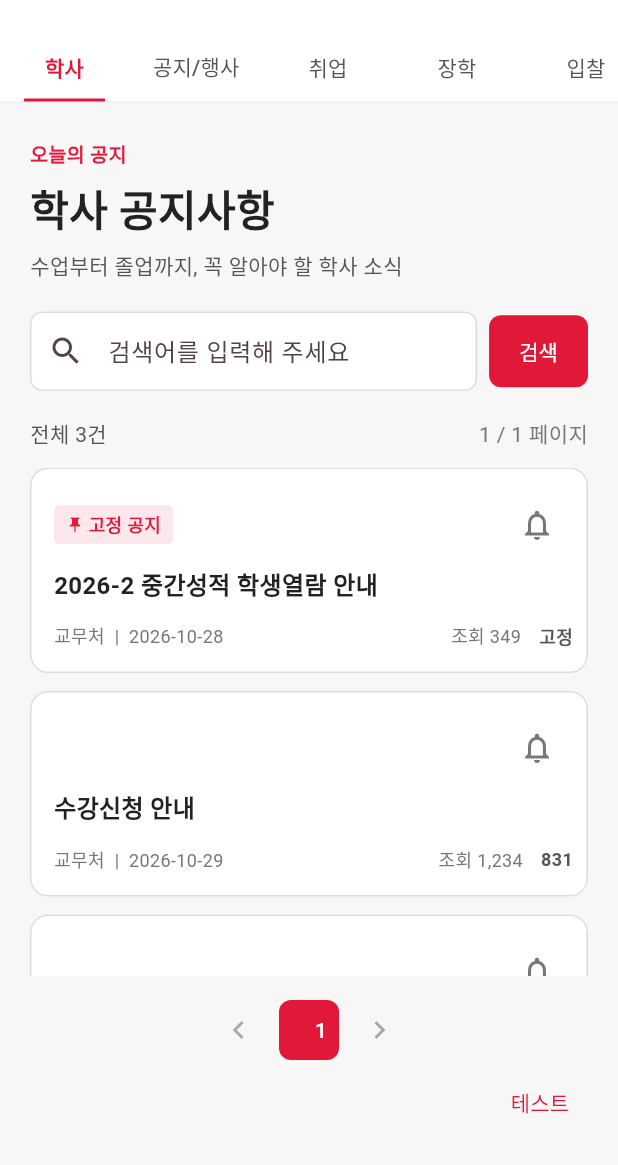
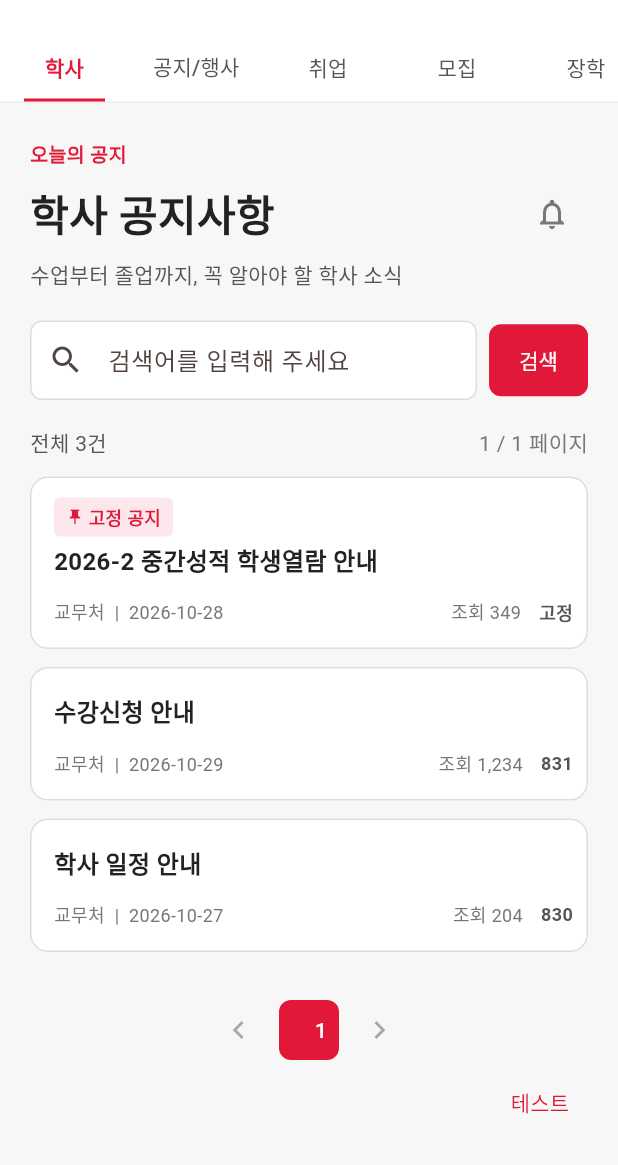
Before and after one commit to BackSong001/dsu-notifier, a Flutter app: the screen it shows after launch, on a phone screen of 412 x 824 dp, the part 71-1236 px from its top. Run offline on Flutter 3.47's test engine with Material 3 defaults, Android fonts, the phone set to English and light mode, and no system bars; our stand-ins replace firebase_core, firebase_messaging; accounts and stored records are empty.

Commit message:
fix: move board alarms beside notice heading

```diff
--- a/frontend/lib/main.dart
+++ b/frontend/lib/main.dart
@@ -17,6 +17,7 @@ const _boards = <({String code, String label})>[
   (code: 'MN2000194', label: '학사'),
   (code: 'MN2000191', label: '공지/행사'),
   (code: 'job_plus', label: '취업'),
+  (code: 'MN2000197', label: '모집'),
   (code: 'MN2000195', label: '장학'),
   (code: 'MN2000196', label: '입찰'),
 ];
@@ -152,8 +153,6 @@ class _NoticeHomePageState extends State<NoticeHomePage> {
         fcmToken: token,
         platform: 'android',
       );
-      await client.savePreferences(token, {'MN2000194': true});
-      _alarmBoards.add('MN2000194');
       FirebaseMessaging.onMessageOpenedApp.listen((message) {
         final url = message.data['url'];
         if (url is String) _openNotice(url);
@@ -233,13 +232,13 @@ class _NoticeHomePageState extends State<NoticeHomePage> {
     });
   }
 
-  Future<void> _toggleAlarm(Notice notice) async {
-    final enabled = !_alarmBoards.contains(notice.boardCode);
+  Future<void> _toggleBoardAlarm(String boardCode) async {
+    final enabled = !_alarmBoards.contains(boardCode);
     setState(() {
       if (enabled) {
-        _alarmBoards.add(notice.boardCode);
+        _alarmBoards.add(boardCode);
       } else {
-        _alarmBoards.remove(notice.boardCode);
+        _alarmBoards.remove(boardCode);
       }
     });
     if (_deviceId == null || _apiUrl.isEmpty) return;
@@ -247,14 +246,14 @@ class _NoticeHomePageState extends State<NoticeHomePage> {
       await NoticeApiClient(
         baseUrl: _apiUrl,
         apiKey: _apiKey,
-      ).savePreferences(_deviceId!, {notice.boardCode: enabled});
+      ).savePreferences(_deviceId!, {boardCode: enabled});
     } catch (error) {
       if (!mounted) return;
       setState(() {
         if (enabled) {
-          _alarmBoards.remove(notice.boardCode);
+          _alarmBoards.remove(boardCode);
         } else {
-          _alarmBoards.add(notice.boardCode);
+          _alarmBoards.add(boardCode);
         }
       });
       ScaffoldMessenger.of(
@@ -328,7 +327,10 @@ class _NoticeHomePageState extends State<NoticeHomePage> {
             ),
           ),
           const SizedBox(height: 6),
-          Text(
+          Row(
+            children: [
+              Expanded(
+                child: Text(
                   _selectedMenu == '알람공지'
                       ? '알람공지'
                       : '${_boardLabel(_selectedBoard)} 공지사항',
@@ -337,6 +339,24 @@ class _NoticeHomePageState extends State<NoticeHomePage> {
                     fontWeight: FontWeight.w800,
                     color: _DsuColors.text,
                   ),
+                ),
+              ),
+              if (_selectedMenu == '공지사항')
+                IconButton(
+                  tooltip: _alarmBoards.contains(_selectedBoard)
+                      ? '${_boardLabel(_selectedBoard)} 알림 끄기'
+                      : '${_boardLabel(_selectedBoard)} 알림 켜기',
+                  onPressed: () => _toggleBoardAlarm(_selectedBoard),
+                  color: _alarmBoards.contains(_selectedBoard)
+                      ? _DsuColors.primary
+                      : _DsuColors.tertiaryText,
+                  icon: Icon(
+                    _alarmBoards.contains(_selectedBoard)
+                        ? Icons.notifications_active
+                        : Icons.notifications_none,
+                  ),
+                ),
+            ],
           ),
           const SizedBox(height: 6),
           Text(
@@ -404,10 +424,6 @@ class _NoticeHomePageState extends State<NoticeHomePage> {
                     separatorBuilder: (_, __) => const SizedBox(height: 12),
                     itemBuilder: (_, index) => NoticeCard(
                       notice: notices[index],
-                      alarmEnabled: _alarmBoards.contains(
-                        notices[index].boardCode,
-                      ),
-                      onAlarm: () => _toggleAlarm(notices[index]),
                       onTap: () => _openNotice(notices[index].url),
                     ),
                   ),
@@ -582,17 +598,9 @@ class _NoticeHomePageState extends State<NoticeHomePage> {
 }
 
 class NoticeCard extends StatelessWidget {
-  const NoticeCard({
-    super.key,
-    required this.notice,
-    required this.alarmEnabled,
-    required this.onAlarm,
-    required this.onTap,
-  });
+  const NoticeCard({super.key, required this.notice, required this.onTap});
 
   final Notice notice;
-  final bool alarmEnabled;
-  final VoidCallback onAlarm;
   final VoidCallback onTap;
 
   @override
@@ -643,19 +651,6 @@ class NoticeCard extends StatelessWidget {
                             ),
                           ),
                         ],
-                      ),
-                    ),
-                  const Spacer(),
-                  IconButton(
-                    tooltip: alarmEnabled ? '알림 끄기' : '알림 켜기',
-                    onPressed: onAlarm,
-                    color: alarmEnabled
-                        ? _DsuColors.primary
-                        : _DsuColors.tertiaryText,
-                    icon: Icon(
-                      alarmEnabled
-                          ? Icons.notifications_active
-                          : Icons.notifications_none,
                       ),
                     ),
                 ],
```
Also changed, not shown: 2 other files. Lines whose indentation alone changed are shown as unchanged.
